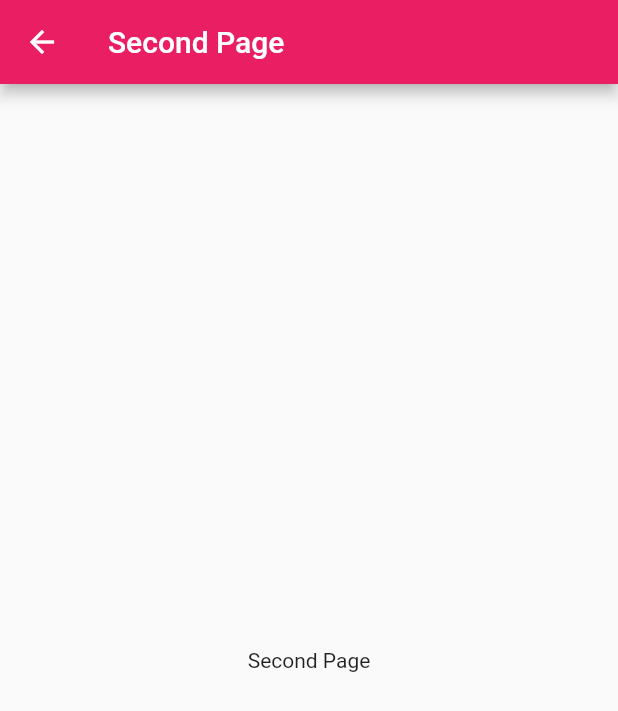
After one commit to WNIA/study_progress, a Flutter app: the screen it shows after launch, after a tap on "Go!", on a phone screen of 412 x 824 dp. The commit adds this screen. Shown: the top 711 px of the screen. Run offline on Flutter 3.47's test engine with Material 2 defaults, Android fonts, the phone set to English and light mode, and no system bars.

Commit message:
pageroute transition animation with tween

```diff
--- /dev/null
+++ b/Flutter/flutter_study/lib/animation/pageroute_transition_animation.dart
@@ -0,0 +1,54 @@
+import 'package:flutter/material.dart';
+
+class FirstPage extends StatelessWidget {
+  const FirstPage({Key? key}) : super(key: key);
+
+  @override
+  Widget build(BuildContext context) {
+    return Scaffold(
+      appBar: AppBar(
+        title: const Text("First Page"),
+      ),
+      body: Center(
+        child: ElevatedButton(
+          onPressed: () {
+            Navigator.of(context).push(_createRoute());
+          },
+          child: const Text("Go!"),
+        ),
+      ),
+    );
+  }
+}
+
+Route _createRoute() {
+  return PageRouteBuilder(
+      pageBuilder: (context, animation, secondaryAnimation) =>
+          const SecondPage(),
+      transitionsBuilder: (context, animation, secondaryAnimation, child) {
+        const begin = Offset(0.0, 1.0);
+        const end = Offset.zero;
+        final tween = Tween(begin: begin, end: end);
+        final offsetAnimation = animation.drive(tween);
+        return SlideTransition(
+          position: offsetAnimation,
+          child: child,
+        );
+      });
+}
+
+class SecondPage extends StatelessWidget {
+  const SecondPage({Key? key}) : super(key: key);
+
+  @override
+  Widget build(BuildContext context) {
+    return Scaffold(
+      appBar: AppBar(
+        title: const Text("Second Page"),
+      ),
+      body: const Center(
+        child: Text("Second Page"),
+      ),
+    );
+  }
+}
--- a/Flutter/flutter_study/lib/app.dart
+++ b/Flutter/flutter_study/lib/app.dart
@@ -1,5 +1,5 @@
 import 'package:flutter/material.dart';
-import 'package:flutter_study/generated_init_app/my_home_page.dart';
+import 'package:flutter_study/animation/pageroute_transition_animation.dart';
 
 class MyApp extends StatelessWidget {
   const MyApp({Key? key}) : super(key: key);
@@ -12,7 +12,7 @@ class MyApp extends StatelessWidget {
       theme: ThemeData(
         primarySwatch: Colors.pink,
       ),
-      home: const MyHomePage(title: 'Flutter Demo Home Page'),
+      home: const FirstPage(),
     );
   }
 }
```
